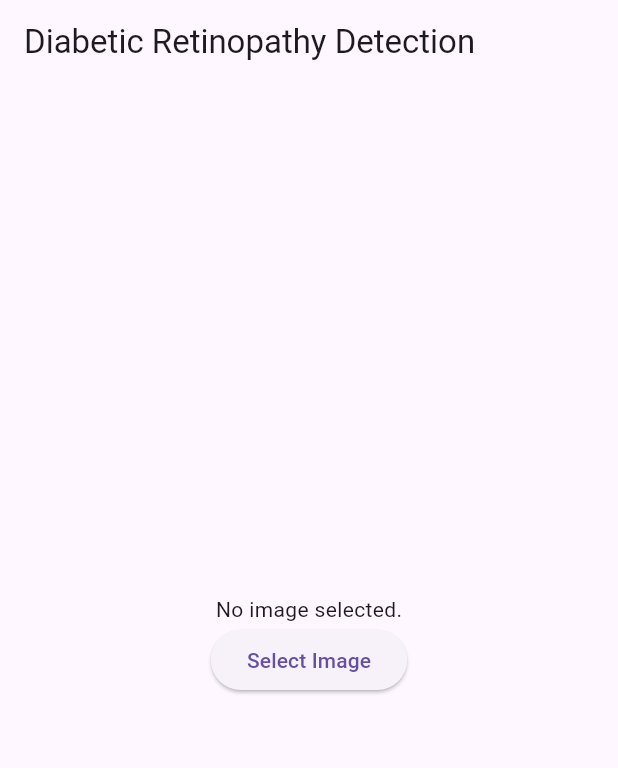
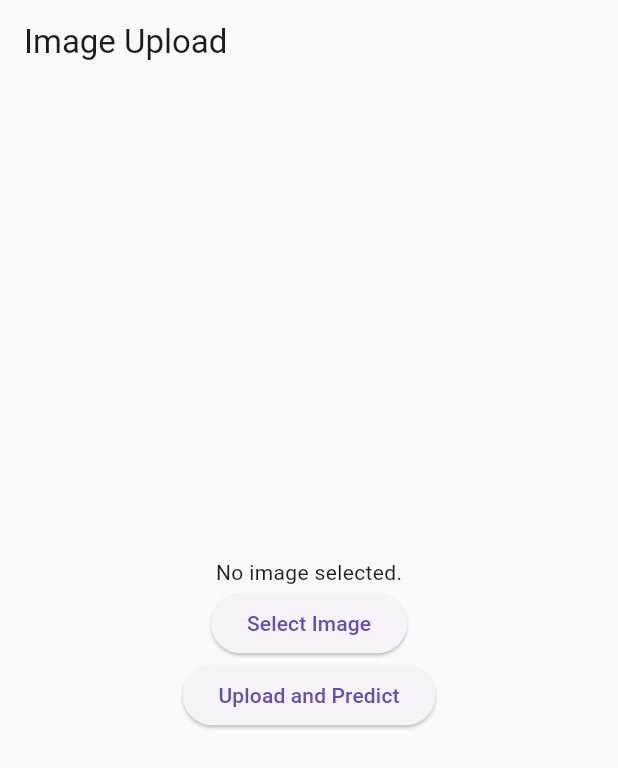
Before and after one commit to beep-itsSHAAAHID/diabetic_detection_ml, a Flutter app: the screen it shows after launch, after a tap on "Select Image", on a phone screen of 412 x 824 dp. Shown: the top 768 px of the screen. Run offline on Flutter 3.47's test engine with Material 3 defaults, Android fonts, the light colour scheme and no system bars; our stand-ins replace image_picker.

Commit message:
"initial commit"

```diff
--- a/lib/homepage.dart
+++ b/lib/homepage.dart
@@ -1,83 +1,84 @@
-import 'dart:io';
-import 'package:flutter/material.dart';
-import 'package:flutter/services.dart';
-import 'package:image_picker/image_picker.dart';
-import 'package:tflite_v2/tflite_v2.dart';
-
-
-class ImageSelector extends StatefulWidget {
-  @override
-  _ImageSelectorState createState() => _ImageSelectorState();
-}
-
-class _ImageSelectorState extends State<ImageSelector> {
-  File? _image;
-  String? _result;
-
-  Future<void> _selectImage() async {
-    final imagePicker = ImagePicker();
-    final pickedImage = await imagePicker.pickImage(source: ImageSource.gallery);
-
-    if (pickedImage != null) {
-      setState(() {
-        _image = File(pickedImage.path);
-      });
-      _classifyImage(pickedImage.path);
-    }
-  }
-
-  Future<void> _classifyImage(String imagePath) async {
-    print("Attempting to load model...");
-    final res = await Tflite.loadModel(
-      labels: "assets/tflite/labels.txt",
-      model: "assets/tflite/model.tflite",
-    );
-
-    if (res != 'success') {
-      print("Failed to load model: $res");
-      setState(() {
-        _result = 'Failed to load model';
-      });
-      return;
-    }
-
-    print("Model loaded successfully");
-
-    print("Running model on image...");
-    final output = await Tflite.runModelOnImage(path: imagePath);
-    print("Model execution completed");
-
-    setState(() {
-      _result = output.toString();
-    });
-
-    Tflite.close();
-  }
-
-
-
-  @override
-  Widget build(BuildContext context) {
-    return Scaffold(
-      appBar: AppBar(
-        title: Text('Diabetic Retinopathy Detection'),
-      ),
-      body: Center(
-        child: Column(
-          mainAxisAlignment: MainAxisAlignment.center,
-          children: <Widget>[
-            _image == null
-                ? Text('No image selected.')
-                : Image.file(_image!, width: 300, height: 200, fit: BoxFit.cover),
-            ElevatedButton(
-              onPressed: _selectImage,
-              child: Text('Select Image'),
-            ),
-            SizedBox(height: 20),
-            _result == null ? Container() : Text('Result: $_result'),
-          ],
-        ),
-      ),
-    );
-  }
-}
+// import 'dart:io';
+// import 'package:flutter/material.dart';
+// import 'package:flutter/services.dart';
+// import 'package:image_picker/image_picker.dart';
+// // import 'package:tflite_v2/tflite_v2.dart';
+// import 'package:tflite_flutter/tflite_flutter.dart';
+//
+//
+// class ImageSelector extends StatefulWidget {
+//   @override
+//   _ImageSelectorState createState() => _ImageSelectorState();
+// }
+//
+// class _ImageSelectorState extends State<ImageSelector> {
+//   File? _image;
+//   String? _result;
+//
+//   Future<void> _selectImage() async {
+//     final imagePicker = ImagePicker();
+//     final pickedImage = await imagePicker.pickImage(source: ImageSource.gallery);
+//
+//     if (pickedImage != null) {
+//       setState(() {
+//         _image = File(pickedImage.path);
+//       });
+//       _classifyImage(pickedImage.path);
+//     }
+//   }
+//
+//   Future<void> _classifyImage(String imagePath) async {
+//     print("Attempting to load model...");
+//     final res = await Tflite.loadModel(
+//       labels: "assets/labels.txt",
+//       model: "assets/model.tflite",
+//     );
+//
+//     if (res != 'success') {
+//       print("Failed to load model: $res");
+//       setState(() {
+//         _result = 'Failed to load model';
+//       });
+//       return;
+//     }
+//
+//     print("Model loaded successfully");
+//
+//     print("Running model on image...");
+//     final output = await Tflite.runModelOnImage(path: imagePath);
+//     print("Model execution completed");
+//
+//     setState(() {
+//       _result = output.toString();
+//     });
+//
+//     Tflite.close();
+//   }
+//
+//
+//
+//   @override
+//   Widget build(BuildContext context) {
+//     return Scaffold(
+//       appBar: AppBar(
+//         title: Text('Diabetic Retinopathy Detection'),
+//       ),
+//       body: Center(
+//         child: Column(
+//           mainAxisAlignment: MainAxisAlignment.center,
+//           children: <Widget>[
+//             _image == null
+//                 ? Text('No image selected.')
+//                 : Image.file(_image!, width: 300, height: 200, fit: BoxFit.cover),
+//             ElevatedButton(
+//               onPressed: _selectImage,
+//               child: Text('Select Image'),
+//             ),
+//             SizedBox(height: 20),
+//             _result == null ? Container() : Text('Result: $_result'),
+//           ],
+//         ),
+//       ),
+//     );
+//   }
+// }
--- a/lib/main.dart
+++ b/lib/main.dart
@@ -1,6 +1,9 @@
+import 'dart:convert';
+import 'dart:io';
+
 import 'package:flutter/material.dart';
-import 'homepage.dart';
-
+import 'package:http/http.dart' as http;
+import 'package:image_picker/image_picker.dart';
 
 void main() {
   runApp(MyApp());
@@ -10,11 +13,86 @@ class MyApp extends StatelessWidget {
   @override
   Widget build(BuildContext context) {
     return MaterialApp(
-      title: 'Diabetic Retinopathy Detection',
-      theme: ThemeData(
-        primarySwatch: Colors.blue,
-      ),
-      home: ImageSelector(),
+      home: ImageUploadScreen(),
     );
   }
 }
+
+class ImageUploadScreen extends StatefulWidget {
+  @override
+  _ImageUploadScreenState createState() => _ImageUploadScreenState();
+}
+
+class _ImageUploadScreenState extends State<ImageUploadScreen> {
+  final picker = ImagePicker();
+  File? _image;
+  String _result = '';
+
+  Future<void> _pickImage() async {
+    final pickedFile = await picker.pickImage(source: ImageSource.gallery);
+
+    setState(() {
+      if (pickedFile != null) {
+        _image = File(pickedFile.path);
+      } else {
+        print('No image selected.');
+      }
+    });
+  }
+
+  Future<void> _uploadImage() async {
+    if (_image == null) {
+      return;
+    }
+
+    final url = 'http://192.168.1.6:5000/predict';
+    final imageBytes = await _image!.readAsBytes();
+    final response = await http.post(
+      Uri.parse(url),
+      body: imageBytes,
+      headers: {
+        'Content-Type': 'application/octet-stream', // Adjust content type based on your server requirements
+      },
+    );
+
+    if (response.statusCode == 200) {
+      final jsonResponse = json.decode(response.body);
+      setState(() {
+        _result = jsonResponse['predicted_label'];
+      });
+    } else {
+      print('Failed to upload image: ${response.statusCode}');
+    }
+  }
+
+  @override
+  Widget build(BuildContext context) {
+    return Scaffold(
+      appBar: AppBar(
+        title: Text('Image Upload'),
+      ),
+      body: Center(
+        child: Column(
+          mainAxisAlignment: MainAxisAlignment.center,
+          children: <Widget>[
+            _image != null
+                ? Image.file(
+              _image!,
+              height: 200,
+            )
+                : Text('No image selected.'),
+            ElevatedButton(
+              onPressed: _pickImage,
+              child: Text('Select Image'),
+            ),
+            ElevatedButton(
+              onPressed: _uploadImage,
+              child: Text('Upload and Predict'),
+            ),
+            Text(_result),
+          ],
+        ),
+      ),
+    );
+  }
+}
```
Also changed, not shown: pubspec.yaml (+11 -9 lines), assets/labels.txt (renamed from assets/tflite/labels.txt), pubspec.lock, 6 other files.
